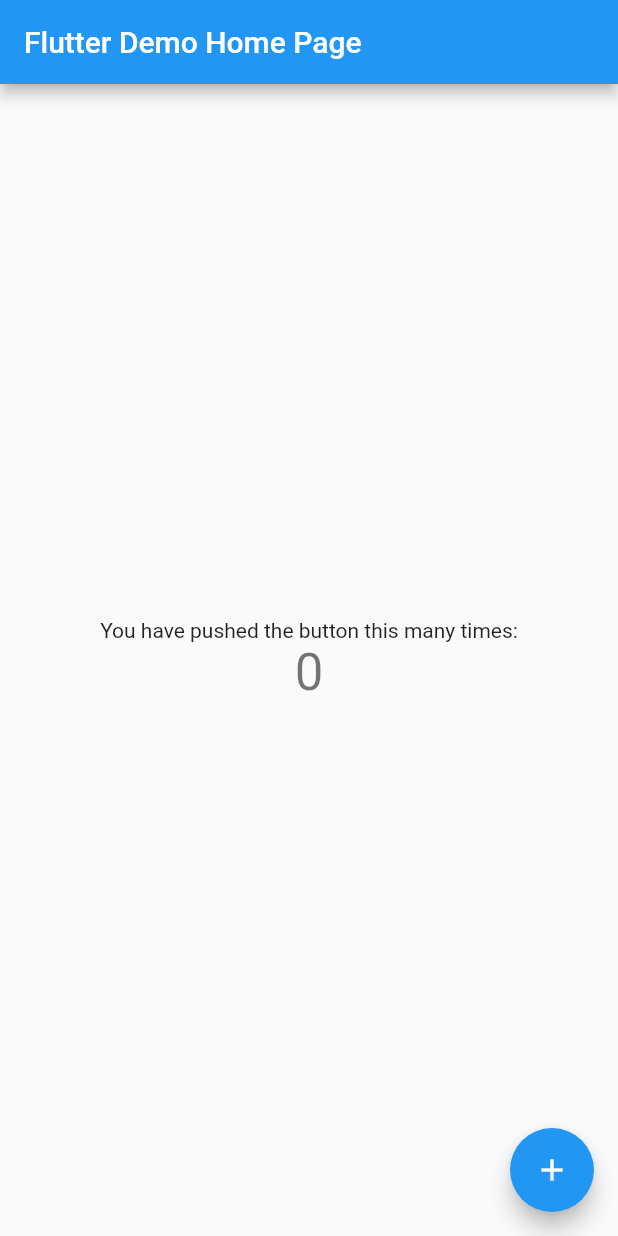
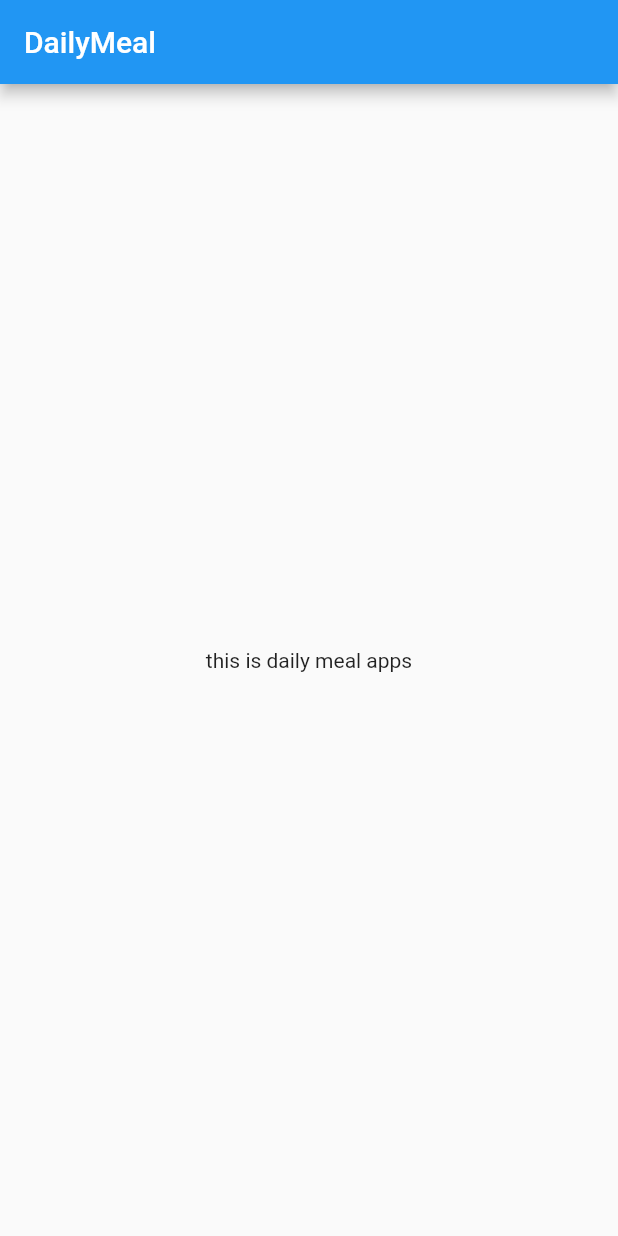
Before and after one commit to MuGhz/flutter_course, a Flutter app: the screen it shows after launch, on a phone screen of 412 x 824 dp. Run offline on Flutter 3.47's test engine with Material 2 defaults, Android fonts, the phone set to English and light mode, and no system bars.

```diff
--- a/meal_app/lib/main.dart
+++ b/meal_app/lib/main.dart
@@ -5,109 +5,29 @@ void main() {
 }
 
 class MyApp extends StatelessWidget {
-  // This widget is the root of your application.
+  const MyApp({ Key? key }) : super(key: key);
+
   @override
   Widget build(BuildContext context) {
-    return MaterialApp(
-      title: 'Flutter Demo',
-      theme: ThemeData(
-        // This is the theme of your application.
-        //
-        // Try running your application with "flutter run". You'll see the
-        // application has a blue toolbar. Then, without quitting the app, try
-        // changing the primarySwatch below to Colors.green and then invoke
-        // "hot reload" (press "r" in the console where you ran "flutter run",
-        // or simply save your changes to "hot reload" in a Flutter IDE).
-        // Notice that the counter didn't reset back to zero; the application
-        // is not restarted.
-        primarySwatch: Colors.blue,
-      ),
-      home: MyHomePage(title: 'Flutter Demo Home Page'),
+    return  MaterialApp(
+      title: 'DailyMeal',
+      home:MyHomePage()
     );
   }
 }
-
 class MyHomePage extends StatefulWidget {
-  MyHomePage({Key? key, required this.title}) : super(key: key);
-
-  // This widget is the home page of your application. It is stateful, meaning
-  // that it has a State object (defined below) that contains fields that affect
-  // how it looks.
-
-  // This class is the configuration for the state. It holds the values (in this
-  // case the title) provided by the parent (in this case the App widget) and
-  // used by the build method of the State. Fields in a Widget subclass are
-  // always marked "final".
-
-  final String title;
+  const MyHomePage({ Key? key }) : super(key: key);
 
   @override
   _MyHomePageState createState() => _MyHomePageState();
 }
 
 class _MyHomePageState extends State<MyHomePage> {
-  int _counter = 0;
-
-  void _incrementCounter() {
-    setState(() {
-      // This call to setState tells the Flutter framework that something has
-      // changed in this State, which causes it to rerun the build method below
-      // so that the display can reflect the updated values. If we changed
-      // _counter without calling setState(), then the build method would not be
-      // called again, and so nothing would appear to happen.
-      _counter++;
-    });
-  }
-
   @override
   Widget build(BuildContext context) {
-    // This method is rerun every time setState is called, for instance as done
-    // by the _incrementCounter method above.
-    //
-    // The Flutter framework has been optimized to make rerunning build methods
-    // fast, so that you can just rebuild anything that needs updating rather
-    // than having to individually change instances of widgets.
     return Scaffold(
-      appBar: AppBar(
-        // Here we take the value from the MyHomePage object that was created by
-        // the App.build method, and use it to set our appbar title.
-        title: Text(widget.title),
-      ),
-      body: Center(
-        // Center is a layout widget. It takes a single child and positions it
-        // in the middle of the parent.
-        child: Column(
-          // Column is also a layout widget. It takes a list of children and
-          // arranges them vertically. By default, it sizes itself to fit its
-          // children horizontally, and tries to be as tall as its parent.
-          //
-          // Invoke "debug painting" (press "p" in the console, choose the
-          // "Toggle Debug Paint" action from the Flutter Inspector in Android
-          // Studio, or the "Toggle Debug Paint" command in Visual Studio Code)
-          // to see the wireframe for each widget.
-          //
-          // Column has various properties to control how it sizes itself and
-          // how it positions its children. Here we use mainAxisAlignment to
-          // center the children vertically; the main axis here is the vertical
-          // axis because Columns are vertical (the cross axis would be
-          // horizontal).
-          mainAxisAlignment: MainAxisAlignment.center,
-          children: <Widget>[
-            Text(
-              'You have pushed the button this many times:',
-            ),
-            Text(
-              '$_counter',
-              style: Theme.of(context).textTheme.headline4,
-            ),
-          ],
-        ),
-      ),
-      floatingActionButton: FloatingActionButton(
-        onPressed: _incrementCounter,
-        tooltip: 'Increment',
-        child: Icon(Icons.add),
-      ), // This trailing comma makes auto-formatting nicer for build methods.
+      appBar: AppBar(title: Text('DailyMeal')),
+      body: Center(child: Text('this is daily meal apps'),),
     );
   }
 }
```
Also changed, not shown: meal_app/lib/categories_screen.dart (+12 -0 lines), meal_app/lib/dummy.dart (+7 -0 lines), meal_app/lib/models/category.dart (+12 -0 lines).
